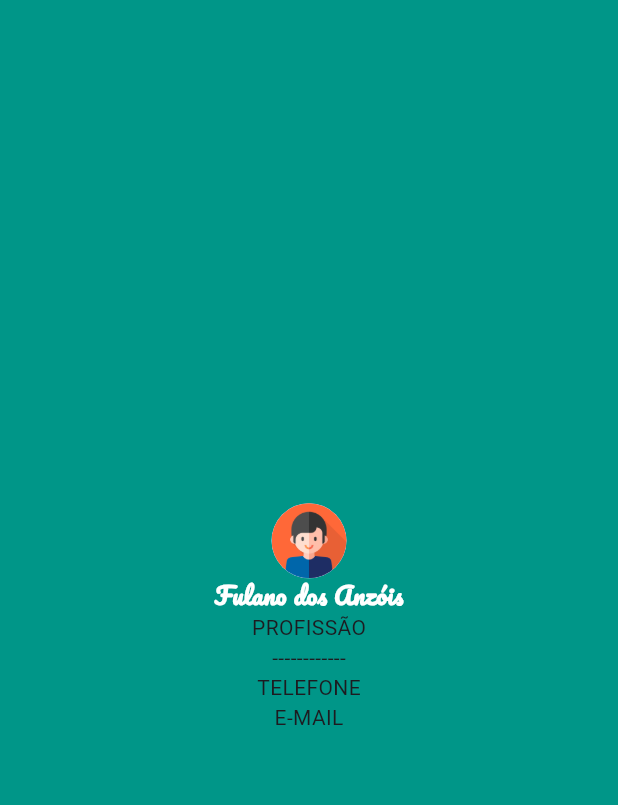
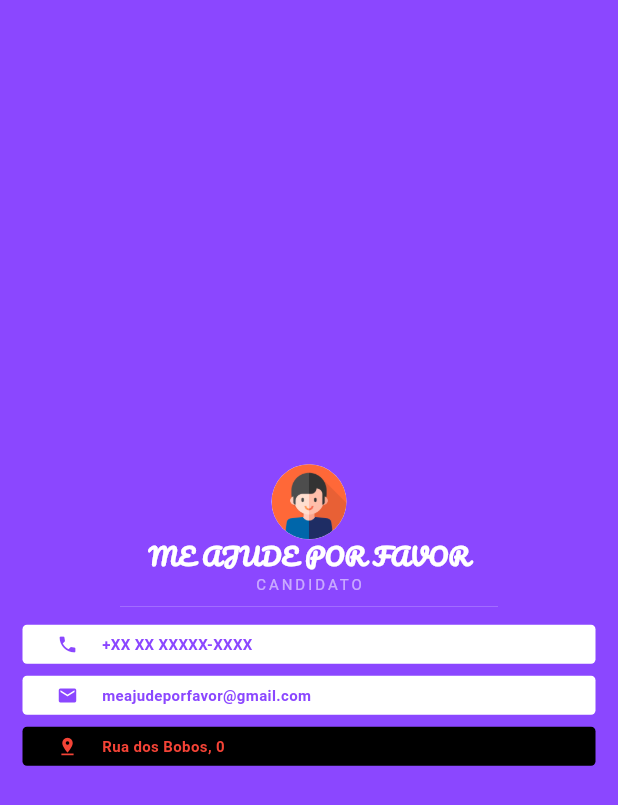
Before and after one commit to gabrieldiaslm/PROG4, a Flutter app: the screen it shows after launch, on a phone screen of 412 x 824 dp. Shown: the top 805 px of the screen. Run offline on Flutter 3.47's test engine with Material 3 defaults, Android fonts, the phone set to English and light mode, and no system bars.

Commit message:
mycard supostamente finalizado

```diff
--- /dev/null
+++ b/mycard/lib/info_card.dart
@@ -0,0 +1,49 @@
+import 'package:flutter/material.dart';
+
+class InfoCard extends StatelessWidget {
+  final IconData icon;
+  final String text;
+  final Color? color;
+  final Color? backgroundColor;
+
+  const InfoCard({
+    super.key,
+    required this.icon,
+    required this.text,
+    this.color,
+    this.backgroundColor,
+  });
+
+  @override
+  Widget build(BuildContext context) {
+    return Container(
+      margin: const EdgeInsets.symmetric(horizontal: 15.0, vertical: 4.0),
+      padding: const EdgeInsets.symmetric(
+        vertical: 6.0,
+        horizontal: 15.0,
+      ),
+      decoration: BoxDecoration(
+          color: backgroundColor ?? Colors.white,
+          borderRadius: BorderRadius.circular(3.0)),
+      child: Row(
+        children: [
+          const SizedBox(width: 8.0),
+          Icon(
+            icon,
+            color: color ?? const Color.fromARGB(255, 139, 71, 255),
+            size: 14.0,
+          ),
+          const SizedBox(width: 16.0),
+          Text(
+            text,
+            style: TextStyle(
+              color: color ?? const Color.fromARGB(255, 139, 71, 255),
+              fontSize: 10.0,
+              fontWeight: FontWeight.bold,
+            ),
+          ),
+        ],
+      ),
+    );
+  }
+}
--- a/mycard/lib/main_page.dart
+++ b/mycard/lib/main_page.dart
@@ -1,4 +1,5 @@
 import 'package:flutter/material.dart';
+import 'package:mycard/info_card.dart';
 
 class MainPage extends StatelessWidget {
   const MainPage({super.key});
@@ -7,7 +8,7 @@ class MainPage extends StatelessWidget {
   Widget build(BuildContext context) {
     return Scaffold(
       body: Container(
-        color: Colors.teal,
+        color: const Color.fromARGB(255, 139, 71, 255),
         width: double.infinity,
         child: const Column(
           mainAxisAlignment: MainAxisAlignment.center,
@@ -18,7 +19,7 @@ class MainPage extends StatelessWidget {
               backgroundImage: AssetImage('assets/images/person.png'),
             ),
             Text(
-              'Fulano dos Anzóis',
+              'ME AJUDE POR FAVOR',
               style: TextStyle(
                 fontFamily: 'Pacifico',
                 color: Colors.white,
@@ -26,10 +27,20 @@ class MainPage extends StatelessWidget {
                 fontSize: 16.0,
               ),
             ),
-            Text('PROFISSÃO'),
-            Text('------------'),
-            Text('TELEFONE'),
-            Text('E-MAIL'),
+            Text(
+              'CANDIDATO',
+              style: TextStyle(
+                  color: Colors.white54, fontSize: 10.0, letterSpacing: 2.0),
+            ),
+            Divider(
+              color: Colors.white54,
+              thickness: 0.25,
+              indent: 80,
+              endIndent: 80,
+            ),
+            InfoCard(icon:(Icons.phone), text: '+XX XX XXXXX-XXXX',),
+            InfoCard(icon: Icons.email, text: 'meajudeporfavor@gmail.com'),
+            InfoCard(icon: Icons.pin_drop, text: 'Rua dos Bobos, 0', color: Colors.red, backgroundColor: Colors.black,),
           ],
         ),
       ),
```
Also changed, not shown: 2 other files.
